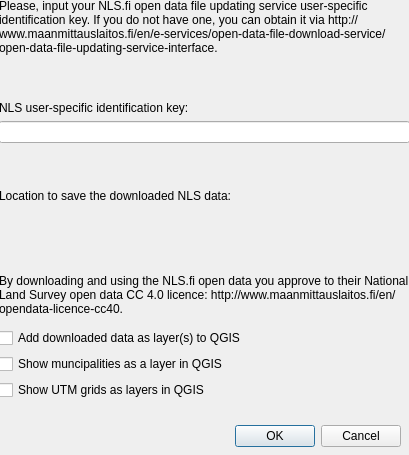
Old version of the form nls_atom_client_dialog_NLS_user_key.ui in the repository GispoCoding/NLSAtomClient.
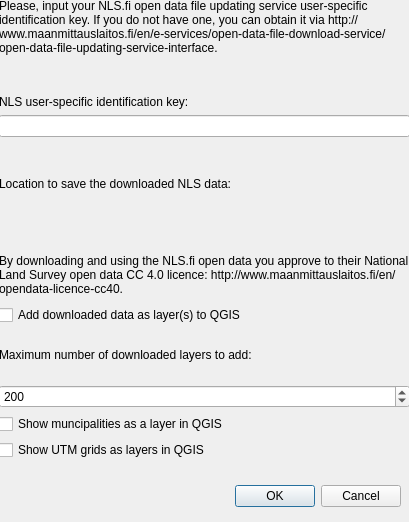
New version of the form. Custom widgets are drawn as their Qt base class.

The edit to the form file:
```diff
--- a/nls_atom_client_dialog_NLS_user_key.ui
+++ b/nls_atom_client_dialog_NLS_user_key.ui
@@ -7,7 +7,7 @@
     <x>0</x>
     <y>0</y>
     <width>409</width>
-    <height>455</height>
+    <height>522</height>
    </rect>
   </property>
   <property name="windowTitle">
@@ -17,7 +17,7 @@
    <property name="geometry">
     <rect>
      <x>60</x>
-     <y>420</y>
+     <y>480</y>
      <width>341</width>
      <height>32</height>
     </rect>
@@ -35,7 +35,7 @@
      <x>-1</x>
      <y>-1</y>
      <width>411</width>
-     <height>401</height>
+     <height>461</height>
     </rect>
    </property>
    <layout class="QVBoxLayout" name="verticalLayout">
@@ -87,11 +87,37 @@
     </item>
     <item>
      <widget class="QCheckBox" name="addDownloadedDataAsLayerCheckBox">
+      <property name="sizePolicy">
+       <sizepolicy hsizetype="Minimum" vsizetype="Fixed">
+        <horstretch>0</horstretch>
+        <verstretch>0</verstretch>
+       </sizepolicy>
+      </property>
       <property name="text">
        <string>Add downloaded data as layer(s) to QGIS</string>
       </property>
      </widget>
     </item>
+    <item>
+     <widget class="QLabel" name="label_5">
+      <property name="text">
+       <string>Maximum number of downloaded layers to add:</string>
+      </property>
+      <property name="alignment">
+       <set>Qt::AlignLeading|Qt::AlignLeft|Qt::AlignVCenter</set>
+      </property>
+     </widget>
+    </item>
+    <item>
+     <widget class="QSpinBox" name="maxNumberOfLayersToAddSpinBox">
+      <property name="maximum">
+       <number>5000</number>
+      </property>
+      <property name="value">
+       <number>200</number>
+      </property>
+     </widget>
+    </item>
     <item>
      <widget class="QCheckBox" name="showMunicipalitiesAsLayerCheckBox">
       <property name="text">
```
